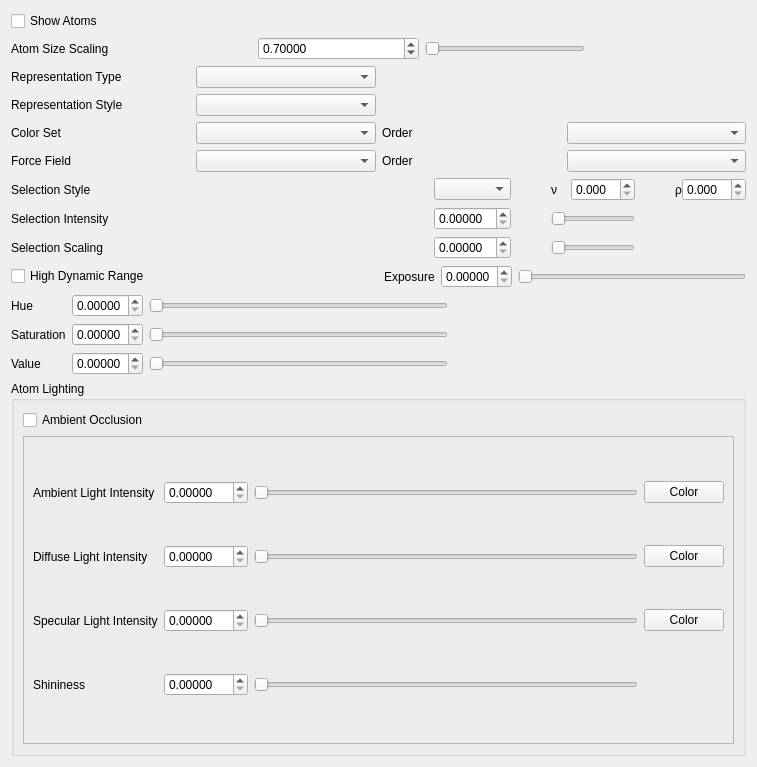
Before: the Qt Designer form iraspa/iraspagui/appearanceatomsform.ui in iRASPA/iRASPA-QT, drawn with Qt 5.
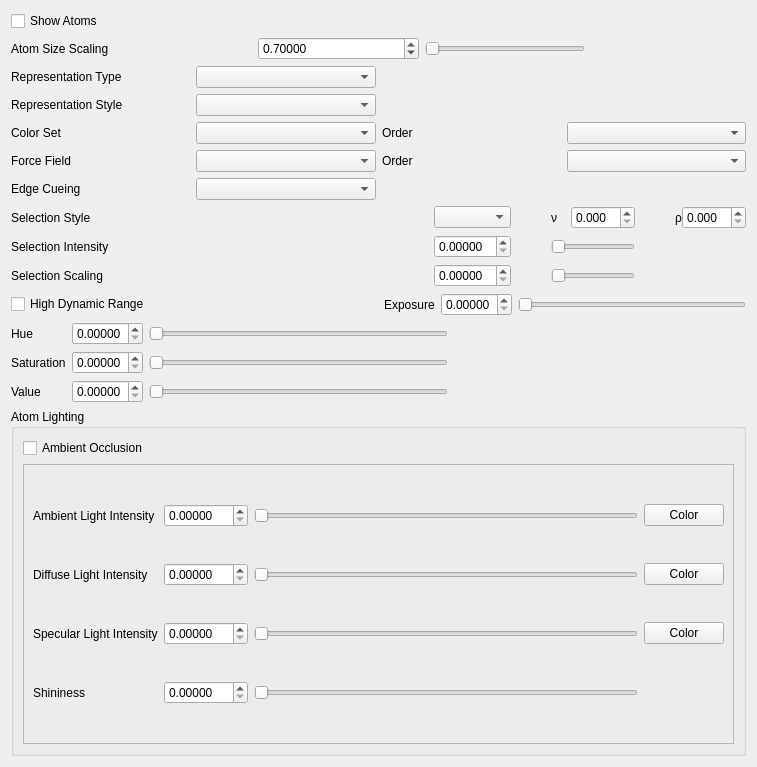
After: the same form once the commit is applied. Custom widgets are drawn as their Qt base class.

Diff of the .ui file:
```diff
--- a/iraspa/iraspagui/appearanceatomsform.ui
+++ b/iraspa/iraspagui/appearanceatomsform.ui
@@ -180,6 +180,16 @@
          </property>
         </widget>
        </item>
+       <item row="4" column="0">
+        <widget class="QLabel" name="labelEdgeCueing">
+         <property name="text">
+          <string>Edge Cueing</string>
+         </property>
+        </widget>
+       </item>
+       <item row="4" column="1">
+        <widget class="QComboBox" name="atomEdgeCueingComboBox"/>
+       </item>
       </layout>
      </item>
     </layout>
```
